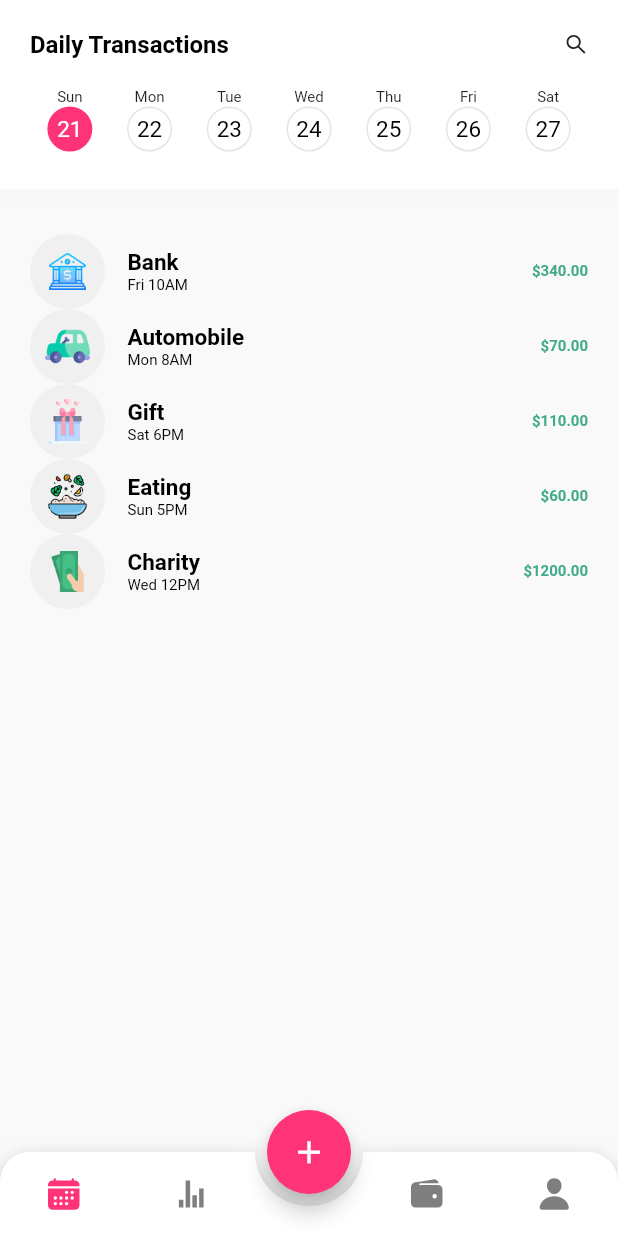
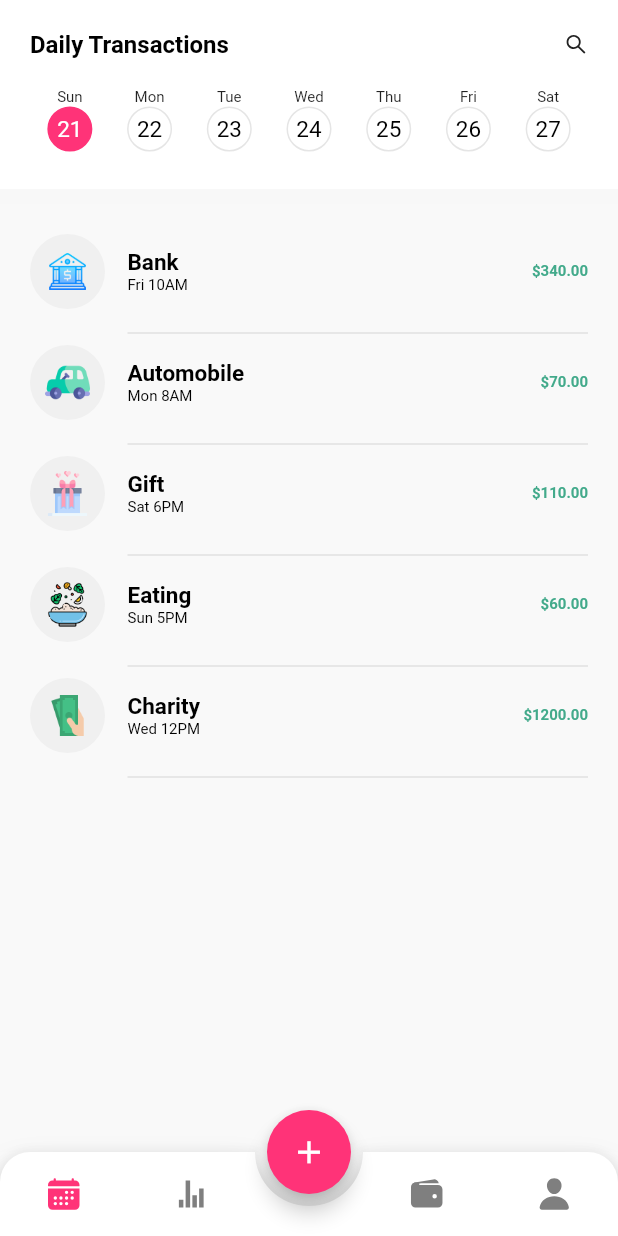
Before and after one commit to NoiVu/Budget_Tracker_App_UI, a Flutter app: the screen it shows after launch, on a phone screen of 412 x 824 dp. Run offline on Flutter 3.47's test engine with Material 2 defaults, Android fonts, the phone set to English and light mode, and no system bars; drawn by our look-alikes of animated_bottom_navigation_bar; our stand-ins replace flutter_icons.

Commit message:
update version 1.4

```diff
--- a/lib/pages/daily_page.dart
+++ b/lib/pages/daily_page.dart
@@ -107,11 +107,9 @@ class _DailyPageState extends State<DailyPage> {
             padding: EdgeInsets.only(left: 20, right: 20),
             child: Column(
               children: List.generate(daily.length, (index) {
-                return GestureDetector(
-                  onTap: () {
-                    setState(() {});
-                  },
-                  child: Row(
+                return Column(
+                children: [
+                  Row(
                     mainAxisAlignment: MainAxisAlignment.spaceBetween,
                     children: [
                       Container(
@@ -177,6 +175,11 @@ class _DailyPageState extends State<DailyPage> {
                       ),
                     ],
                   ),
+                  Padding(
+                    padding: EdgeInsets.only(left: 65,top: 8 ),
+                    child: Divider(thickness: 0.8),
+                  )
+                ],
                 );
               }),
             ),
```
